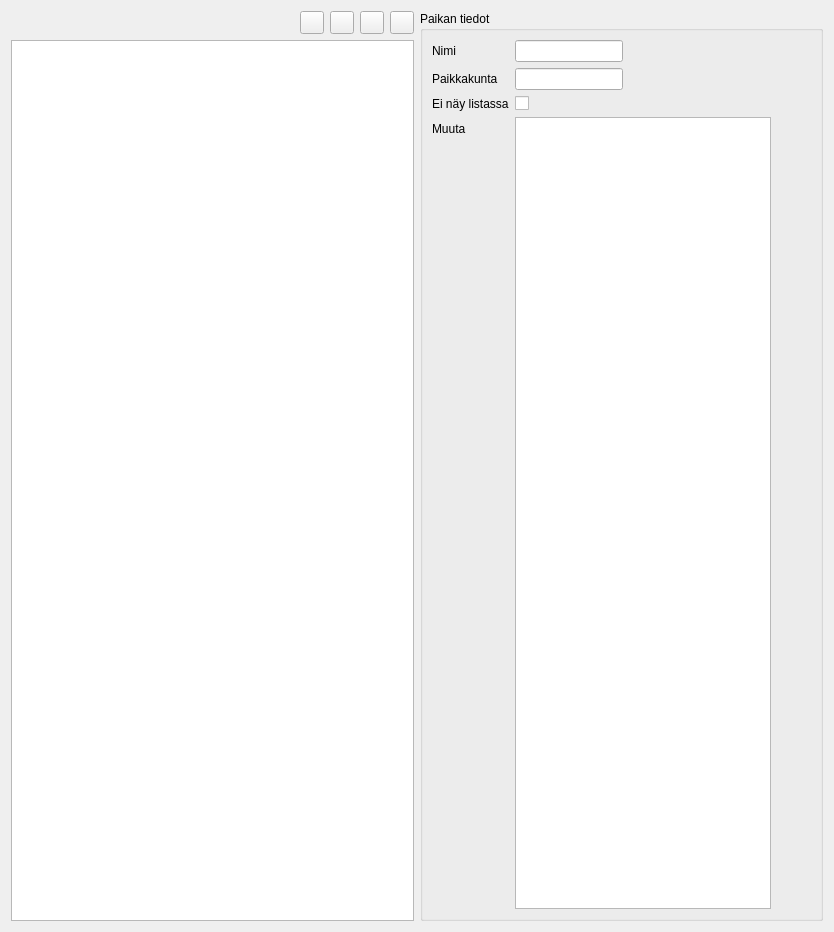
First picture: the form in placeform.ui, repository samuliwritescode/uistelupaivakirja-desktop, before the edit.
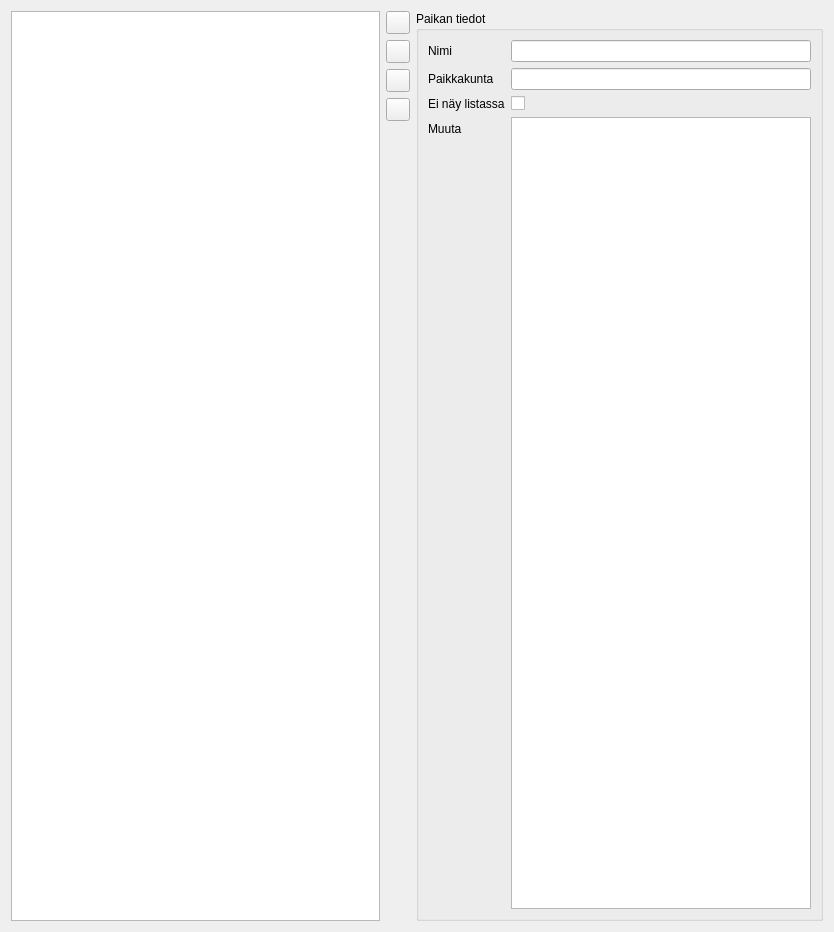
Second picture: the form after the edit. Icons and pictures are not drawn.

Diff of the .ui file:
```diff
--- a/placeform.ui
+++ b/placeform.ui
@@ -16,67 +16,6 @@
   <layout class="QHBoxLayout" name="horizontalLayout">
    <item>
     <layout class="QVBoxLayout" name="verticalLayout">
-     <item>
-      <layout class="QHBoxLayout" name="horizontalLayout_2">
-       <item>
-        <spacer name="horizontalSpacer">
-         <property name="orientation">
-          <enum>Qt::Horizontal</enum>
-         </property>
-         <property name="sizeHint" stdset="0">
-          <size>
-           <width>40</width>
-           <height>20</height>
-          </size>
-         </property>
-        </spacer>
-       </item>
-       <item>
-        <widget class="QToolButton" name="place_new">
-         <property name="text">
-          <string/>
-         </property>
-         <property name="icon">
-          <iconset resource="resources.qrc">
-           <normaloff>:/res/document-new.png</normaloff>:/res/document-new.png</iconset>
-         </property>
-        </widget>
-       </item>
-       <item>
-        <widget class="QToolButton" name="place_undo">
-         <property name="text">
-          <string/>
-         </property>
-         <property name="icon">
-          <iconset resource="resources.qrc">
-           <normaloff>:/res/edit-undo.png</normaloff>:/res/edit-undo.png</iconset>
-         </property>
-        </widget>
-       </item>
-       <item>
-        <widget class="QToolButton" name="place_save">
-         <property name="text">
-          <string/>
-         </property>
-         <property name="icon">
-          <iconset resource="resources.qrc">
-           <normaloff>:/res/document-save.png</normaloff>:/res/document-save.png</iconset>
-         </property>
-        </widget>
-       </item>
-       <item>
-        <widget class="QToolButton" name="place_delete">
-         <property name="text">
-          <string/>
-         </property>
-         <property name="icon">
-          <iconset resource="resources.qrc">
-           <normaloff>:/res/edit-cut.png</normaloff>:/res/edit-cut.png</iconset>
-         </property>
-        </widget>
-       </item>
-      </layout>
-     </item>
      <item>
       <widget class="QTableWidget" name="place_list">
        <property name="editTriggers">
@@ -110,6 +49,67 @@
      </item>
     </layout>
    </item>
+   <item>
+    <layout class="QVBoxLayout" name="verticalLayout_2">
+     <item>
+      <widget class="QToolButton" name="place_new">
+       <property name="text">
+        <string/>
+       </property>
+       <property name="icon">
+        <iconset resource="resources.qrc">
+         <normaloff>:/res/document-new.png</normaloff>:/res/document-new.png</iconset>
+       </property>
+      </widget>
+     </item>
+     <item>
+      <widget class="QToolButton" name="place_undo">
+       <property name="text">
+        <string/>
+       </property>
+       <property name="icon">
+        <iconset resource="resources.qrc">
+         <normaloff>:/res/edit-undo.png</normaloff>:/res/edit-undo.png</iconset>
+       </property>
+      </widget>
+     </item>
+     <item>
+      <widget class="QToolButton" name="place_save">
+       <property name="text">
+        <string/>
+       </property>
+       <property name="icon">
+        <iconset resource="resources.qrc">
+         <normaloff>:/res/document-save.png</normaloff>:/res/document-save.png</iconset>
+       </property>
+      </widget>
+     </item>
+     <item>
+      <widget class="QToolButton" name="place_delete">
+       <property name="text">
+        <string/>
+       </property>
+       <property name="icon">
+        <iconset resource="resources.qrc">
+         <normaloff>:/res/edit-cut.png</normaloff>:/res/edit-cut.png</iconset>
+       </property>
+      </widget>
+     </item>
+     <item>
+      <spacer name="verticalSpacer">
+       <property name="orientation">
+        <enum>Qt::Vertical</enum>
+       </property>
+       <property name="sizeHint" stdset="0">
+        <size>
+         <width>20</width>
+         <height>40</height>
+        </size>
+       </property>
+      </spacer>
+     </item>
+    </layout>
+   </item>
    <item>
     <widget class="QGroupBox" name="groupBox_2">
      <property name="title">
@@ -127,7 +127,14 @@
        </widget>
       </item>
       <item row="0" column="1">
-       <widget class="QLineEdit" name="place_name"/>
+       <widget class="QLineEdit" name="place_name">
+        <property name="minimumSize">
+         <size>
+          <width>300</width>
+          <height>0</height>
+         </size>
+        </property>
+       </widget>
       </item>
       <item row="1" column="0">
        <widget class="QLabel" name="label_11">
@@ -137,7 +144,14 @@
        </widget>
       </item>
       <item row="1" column="1">
-       <widget class="QLineEdit" name="place_city"/>
+       <widget class="QLineEdit" name="place_city">
+        <property name="minimumSize">
+         <size>
+          <width>300</width>
+          <height>0</height>
+         </size>
+        </property>
+       </widget>
       </item>
       <item row="2" column="0">
        <widget class="QLabel" name="label_13">
@@ -161,7 +175,14 @@
        </widget>
       </item>
       <item row="3" column="1">
-       <widget class="QTextEdit" name="place_misc"/>
+       <widget class="QTextEdit" name="place_misc">
+        <property name="minimumSize">
+         <size>
+          <width>300</width>
+          <height>0</height>
+         </size>
+        </property>
+       </widget>
       </item>
      </layout>
     </widget>
```
